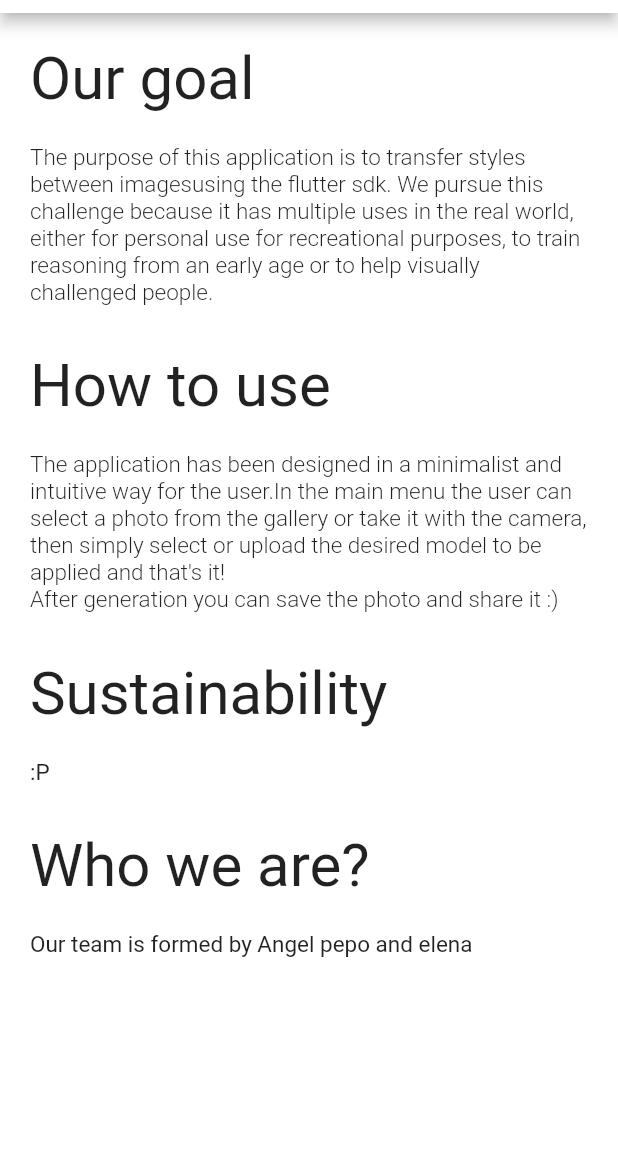
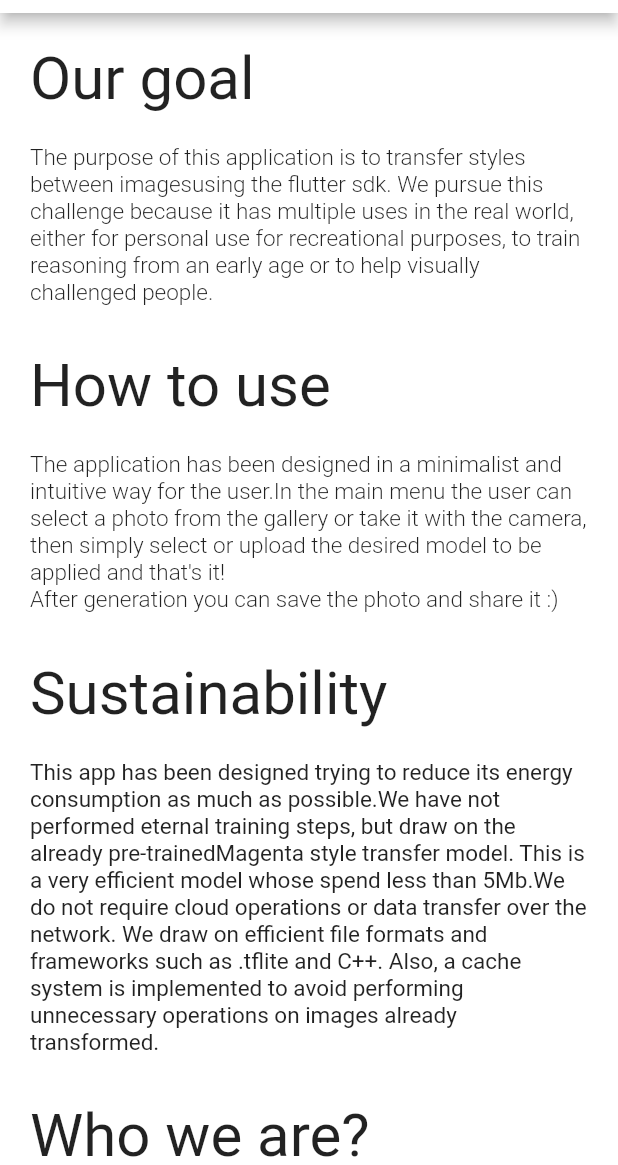
Before and after one commit to pguijas/artiluxio, a Flutter app: the HelpScreen screen opened directly, on a phone screen of 412 x 824 dp, the part 71-1236 px from its top. Run offline on Flutter 3.47's test engine with Material 2 defaults, Android fonts, the phone set to English and light mode, and no system bars; our stand-ins replace flutter_bloc, flutter_speed_dial, image_picker, photo_view; missing offline and left inert: tflite_flutter.

Commit message:
Update Help with Sustainability

```diff
--- a/lib/screens/help_screen.dart
+++ b/lib/screens/help_screen.dart
@@ -105,7 +105,12 @@ class HelpScreen extends StatelessWidget {
           child: const Align(
             alignment: Alignment.topLeft,
             child: Text(
-              ":P",
+              "This app has been designed trying to reduce its energy consumption as much as possible."
+              "We have not performed eternal training steps, but draw on the already pre-trained"
+              "Magenta style transfer model. This is a very efficient model whose spend less than 5Mb."
+              "We do not require cloud operations or data transfer over the network. We draw on efficient"
+              " file formats and frameworks such as .tflite and C++. Also, a cache system is implemented "
+              "to avoid performing unnecessary operations on images already transformed.",
               style: TextStyle(
                 fontSize: 15,
                 fontFamily: "Roboto",
```
